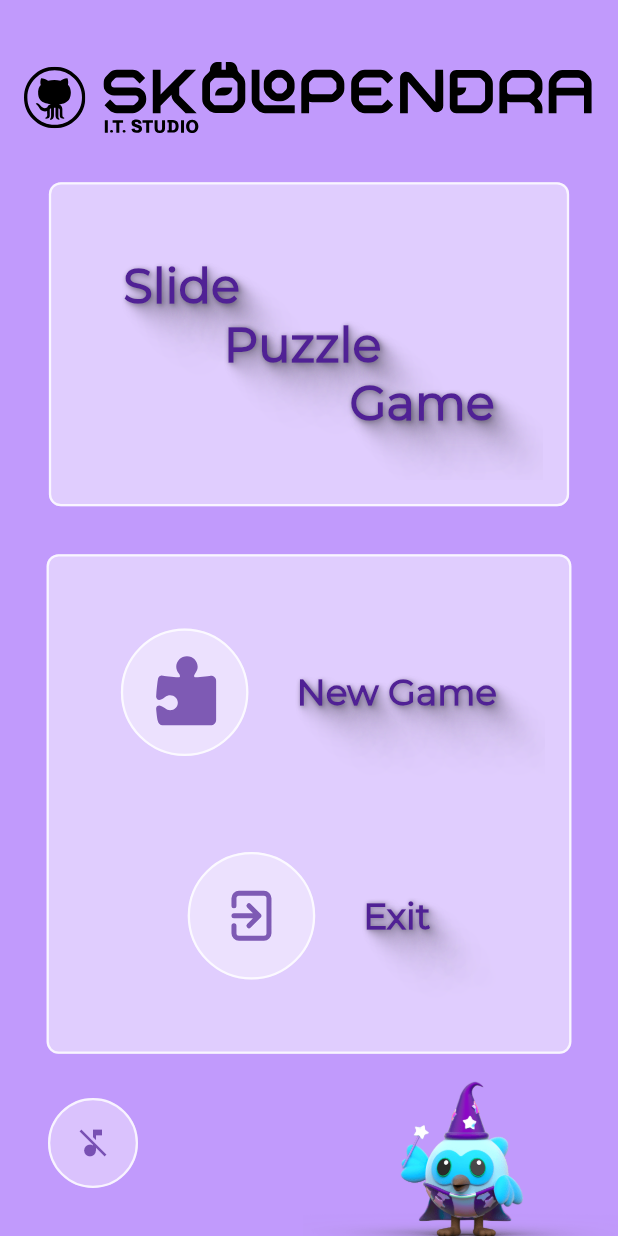
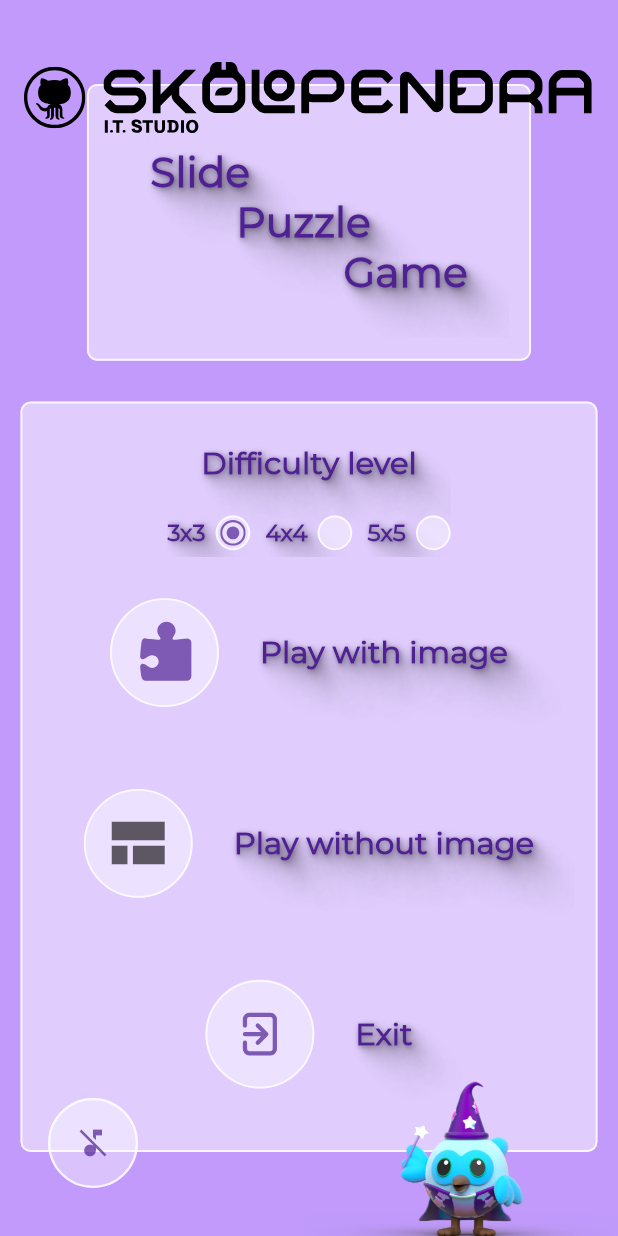
Before and after one commit to artemsivcev/skolo_slide_hack, a Flutter app: the screen it shows after launch, on a phone screen of 412 x 824 dp. Run offline on Flutter 3.47's test engine with Material 2 defaults, Android fonts, the phone set to English and light mode, and no system bars; drawn by our look-alikes of animated_background; our stand-ins replace easy_localization, equatable, flutter_mobx, flutter_svg, get_it, image_picker and 3 more; missing offline and left inert: cropperx; generated files the repository leaves out were written again.

Commit message:
main page layout updated

```diff
--- a/lib/presentation/screens/menu_screen.dart
+++ b/lib/presentation/screens/menu_screen.dart
@@ -18,13 +18,12 @@ import 'package:skolo_slide_hack/presentation/widgets/common/row_column_solver.d
 import 'package:skolo_slide_hack/presentation/widgets/menu/dash_icon.dart';
 import 'package:skolo_slide_hack/presentation/widgets/menu/game_title.dart';
 import 'package:skolo_slide_hack/presentation/widgets/menu/github_icon.dart';
-import 'package:skolo_slide_hack/presentation/widgets/puzzle_board/movements_counter.dart';
 import 'package:skolo_slide_hack/presentation/widgets/menu/scolo_icon.dart';
 import 'package:skolo_slide_hack/presentation/widgets/menu/small_skolo_icon.dart';
 import 'package:skolo_slide_hack/presentation/widgets/menu/sound_button.dart';
 import 'package:skolo_slide_hack/presentation/widgets/new_game/crop_and_play_buttons.dart';
-import 'package:skolo_slide_hack/presentation/widgets/new_game/difficulty_level.dart';
 import 'package:skolo_slide_hack/presentation/widgets/new_game/image_chooser.dart';
+import 'package:skolo_slide_hack/presentation/widgets/puzzle_board/movements_counter.dart';
 import 'package:skolo_slide_hack/presentation/widgets/puzzle_board/puzzle_board_buttons.dart';
 
 class MenuScreen extends StatelessWidget {
@@ -49,19 +48,6 @@ class MenuScreen extends StatelessWidget {
                 child: Observer(
                   builder: (context) => RowColumnSolver(
                     children: [
-                      AnimatedCrossFade(
-                        crossFadeState: newGameState.isNewGameShow &&
-                                !newGameState.isPlayPressed
-                            ? CrossFadeState.showFirst
-                            : CrossFadeState.showSecond,
-                        duration: animationTwoSecondsDuration,
-                        firstChild: FittedBox(
-                          child: GlassContainer(
-                            child: DifficultyLevel(),
-                          ),
-                        ),
-                        secondChild: Container(),
-                      ),
                       GlassContainer(
                         child: AnimatedCrossFade(
                           crossFadeState: newGameState.isNewGameShow &&
--- a/lib/presentation/widgets/buttons/buttons_group_widget.dart
+++ b/lib/presentation/widgets/buttons/buttons_group_widget.dart
@@ -4,9 +4,11 @@ import 'package:flutter_mobx/flutter_mobx.dart';
 import 'package:flutter_svg/flutter_svg.dart';
 import 'package:skolo_slide_hack/di/injector_provider.dart';
 import 'package:skolo_slide_hack/domain/constants/colours.dart';
+import 'package:skolo_slide_hack/domain/constants/durations.dart';
 import 'package:skolo_slide_hack/domain/states/menu_state.dart';
 import 'package:skolo_slide_hack/domain/states/new_game_state.dart';
 import 'package:skolo_slide_hack/presentation/widgets/common/row_column_solver.dart';
+import 'package:skolo_slide_hack/presentation/widgets/new_game/difficulty_level.dart';
 
 import 'button_glass.dart';
 
@@ -34,15 +36,48 @@ class ButtonsGroupWidget extends StatelessWidget {
           //   },
           // ),
           // const SizedBox(width: 32),
+          AnimatedCrossFade(
+            crossFadeState: CrossFadeState.showFirst,
+            duration: animationTwoSecondsDuration,
+            firstChild: FittedBox(
+              child: DifficultyLevel(),
+            ),
+            secondChild: Container(),
+          ),
           Semantics(
-            label: "Go to image chooser",
+            label: "Play with image",
             enabled: true,
             child: ButtonGlass(
               childUnpressed: SvgPicture.asset(
                 'assets/images/puzzle-new-filled.svg',
                 color: colorsPurpleBluePrimary,
               ),
-              btnText: 'New Game',
+              btnText: 'Play with image',
+              isPressed: menuState.newGameBtnPressed,
+              onTap: () async {
+                await newGameState.chooseImagePress();
+                menuState.toggleNewGameBtn();
+                //await Future.delayed(const Duration(milliseconds: 450));
+                newGameState.isBtnChooseImagePressed = false;
+                await Future.delayed(const Duration(milliseconds: 450));
+                newGameState.isNewGameShow = true;
+              },
+              isHovered: menuState.newGameBtnHovered,
+              onHover: (value) {
+                menuState.toggleHoveredNewGameBtn();
+              },
+            ),
+          ),
+
+          Semantics(
+            label: "Play without image",
+            enabled: true,
+            child: ButtonGlass(
+              childUnpressed: Icon(
+                Icons.view_comfortable,
+                size: 50.0,
+              ),
+              btnText: 'Play without image',
               isPressed: menuState.newGameBtnPressed,
               onTap: () async {
                 menuState.toggleNewGameBtn();
```
Also changed, not shown: lib/presentation/widgets/new_game/image_chooser.dart (+7 -20 lines).
